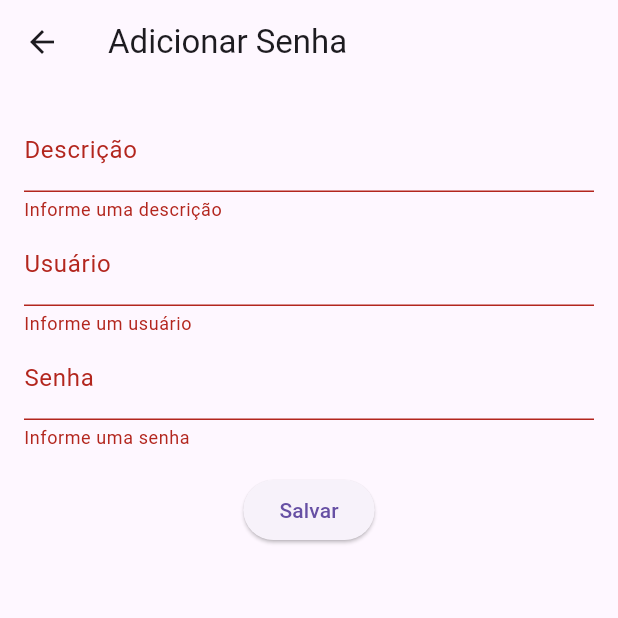
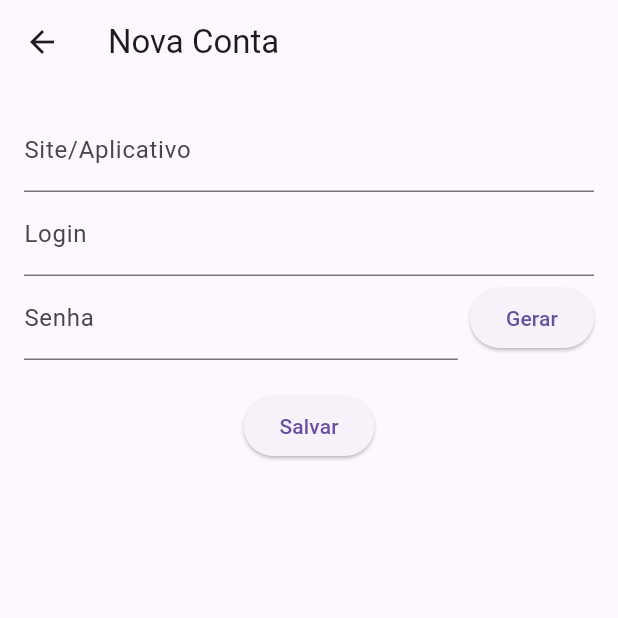
Before and after one commit to diogo-cedran/Aplicacao-Gerenciador-de-Senhas-Final, a Flutter app: the FormularioScreen screen opened by its route, after a tap on "Salvar", on a phone screen of 412 x 824 dp, the top half of it. Run offline on Flutter 3.47's test engine with Material 3 defaults, Android fonts, the phone set to English and light mode, and no system bars; network calls fail.

Commit message:
Trabalho avaliativo final

```diff
--- a/mobile/lib/models/senha_model.dart
+++ b/mobile/lib/models/senha_model.dart
@@ -1,11 +1,11 @@
 class SenhaModel {
-  String? id;
-  String descricao;
-  String usuario;
-  String valor;
+  final String id;
+  final String descricao;
+  final String usuario;
+  final String valor;
 
   SenhaModel({
-    this.id,
+    required this.id,
     required this.descricao,
     required this.usuario,
     required this.valor,
@@ -13,7 +13,7 @@ class SenhaModel {
 
   factory SenhaModel.fromJson(Map<String, dynamic> json) {
     return SenhaModel(
-      id: json['id'] as String?,
+      id: json['id'] as String,
       descricao: json['descricao'] as String,
       usuario: json['usuario'] as String,
       valor: json['valor'] as String,
@@ -28,4 +28,18 @@ class SenhaModel {
       'valor': valor,
     };
   }
+
+  SenhaModel copyWith({
+    String? id,
+    String? descricao,
+    String? usuario,
+    String? valor,
+  }) {
+    return SenhaModel(
+      id: id ?? this.id,
+      descricao: descricao ?? this.descricao,
+      usuario: usuario ?? this.usuario,
+      valor: valor ?? this.valor,
+    );
+  }
 }
--- a/mobile/lib/screens/formulario_screen.dart
+++ b/mobile/lib/screens/formulario_screen.dart
@@ -1,6 +1,7 @@
 import 'package:flutter/material.dart';
 import '../models/senha_model.dart';
 import '../services/api_service.dart';
+import 'dart:math';
 
 class FormularioScreen extends StatefulWidget {
   final SenhaModel? senha;
@@ -12,98 +13,138 @@ class FormularioScreen extends StatefulWidget {
 }
 
 class _FormularioScreenState extends State<FormularioScreen> {
-  final _formKey = GlobalKey<FormState>();
-  final _descricaoController = TextEditingController();
-  final _usuarioController = TextEditingController();
-  final _valorController = TextEditingController();
-  final ApiService apiService = ApiService();
+  final TextEditingController siteController = TextEditingController();
+  final TextEditingController loginController = TextEditingController();
+  final TextEditingController senhaController = TextEditingController();
+  final ApiService _apiService = ApiService();
+  int selectedLength = 8;
 
   @override
   void initState() {
     super.initState();
     if (widget.senha != null) {
-      _descricaoController.text = widget.senha!.descricao;
-      _usuarioController.text = widget.senha!.usuario;
-      _valorController.text = widget.senha!.valor;
+      siteController.text = widget.senha!.descricao;
+      loginController.text = widget.senha!.usuario;
+      senhaController.text = widget.senha!.valor;
     }
   }
 
-  Future<void> _salvarSenha() async {
-    if (_formKey.currentState!.validate()) {
-      final senha = SenhaModel(
-        id: widget.senha?.id ?? '',
-        descricao: _descricaoController.text,
-        usuario: _usuarioController.text,
-        valor: _valorController.text,
-      );
-
-      if (widget.senha == null) {
-        await apiService.addSenha(senha);
-      } else {
-        await apiService.updateSenha(senha);
+  String gerarSenhaAleatoria(int length) {
+    const String characters = 'ABCDEFGHIJKLMNOPQRSTUVWXYZabcdefghijklmnopqrstuvwxyz0123456789';
+    final Random random = Random();
+    return List.generate(length, (index) => characters[random.nextInt(characters.length)]).join();
   }
 
-      Navigator.pop(context, true);
-    }
-  }
-
-  @override
-  void dispose() {
-    _descricaoController.dispose();
-    _usuarioController.dispose();
-    _valorController.dispose();
-    super.dispose();
+  void _showGerarSenhaDialog() {
+    showDialog(
+      context: context,
+      builder: (context) {
+        int localLength = selectedLength;
+        return StatefulBuilder(
+          builder: (context, setState) {
+            return AlertDialog(
+              title: Text("Gerar Senha"),
+              content: Column(
+                mainAxisSize: MainAxisSize.min,
+                children: [
+                  Text("Escolha o número de caracteres:"),
+                  DropdownButton<int>(
+                    value: localLength,
+                    items: List.generate(11, (index) => 6 + index)
+                        .map((value) => DropdownMenuItem(
+                              value: value,
+                              child: Text(value.toString()),
+                            ))
+                        .toList(),
+                    onChanged: (value) {
+                      setState(() {
+                        localLength = value!;
+                      });
+                    },
+                  ),
+                ],
+              ),
+              actions: [
+                TextButton(
+                  child: Text("Cancelar"),
+                  onPressed: () => Navigator.pop(context),
+                ),
+                ElevatedButton(
+                  child: Text("Gerar"),
+                  onPressed: () {
+                    final senhaGerada = gerarSenhaAleatoria(localLength);
+                    setState(() {
+                      selectedLength = localLength;
+                    });
+                    senhaController.text = senhaGerada;
+                    Navigator.pop(context);
+                  },
+                ),
+              ],
+            );
+          },
+        );
+      },
+    );
   }
 
   @override
   Widget build(BuildContext context) {
     return Scaffold(
       appBar: AppBar(
-        title: Text(widget.senha == null ? 'Adicionar Senha' : 'Editar Senha'),
+        title: Text(widget.senha == null ? "Nova Conta" : "Editar Conta"),
       ),
       body: Padding(
         padding: const EdgeInsets.all(16.0),
-        child: Form(
-          key: _formKey,
         child: Column(
           children: [
-              TextFormField(
-                controller: _descricaoController,
-                decoration: const InputDecoration(labelText: 'Descrição'),
-                validator: (value) {
-                  if (value == null || value.isEmpty) {
-                    return 'Informe uma descrição';
-                  }
-                  return null;
-                },
+            TextField(
+              controller: siteController,
+              decoration: InputDecoration(
+                labelText: "Site/Aplicativo",
+                hintText: "Exemplo: www.site.com",
               ),
-              TextFormField(
-                controller: _usuarioController,
-                decoration: const InputDecoration(labelText: 'Usuário'),
-                validator: (value) {
-                  if (value == null || value.isEmpty) {
-                    return 'Informe um usuário';
-                  }
-                  return null;
-                },
             ),
-              TextFormField(
-                controller: _valorController,
-                decoration: const InputDecoration(labelText: 'Senha'),
-                validator: (value) {
-                  if (value == null || value.isEmpty) {
-                    return 'Informe uma senha';
-                  }
-                  return null;
-                },
+            TextField(
+              controller: loginController,
+              decoration: InputDecoration(labelText: "Login"),
             ),
-              const SizedBox(height: 16),
+            Row(
+              children: [
+                Expanded(
+                  child: TextField(
+                    controller: senhaController,
+                    decoration: InputDecoration(labelText: "Senha"),
+                  ),
+                ),
+                SizedBox(width: 8),
                 ElevatedButton(
-                onPressed: _salvarSenha,
-                child: const Text('Salvar'),
+                  onPressed: _showGerarSenhaDialog,
+                  child: Text("Gerar"),
                 ),
               ],
             ),
+            SizedBox(height: 20),
+            ElevatedButton(
+              child: Text("Salvar"),
+              onPressed: () async {
+                final novaSenha = SenhaModel(
+                  id: widget.senha?.id ?? "",
+                  descricao: siteController.text,
+                  usuario: loginController.text,
+                  valor: senhaController.text,
+                );
+
+                if (widget.senha == null) {
+                  await _apiService.createSenha(novaSenha);
+                } else {
+                  await _apiService.updateSenha(novaSenha);
+                }
+
+                Navigator.pop(context);
+              },
+            ),
+          ],
         ),
       ),
     );
--- a/mobile/lib/services/api_service.dart
+++ b/mobile/lib/services/api_service.dart
@@ -8,31 +8,40 @@ class ApiService {
   Future<List<SenhaModel>> getSenhas() async {
     final response = await http.get(Uri.parse(baseUrl));
     if (response.statusCode == 200) {
-      List<dynamic> data = json.decode(response.body);
-      return data.map((item) => SenhaModel.fromJson(item)).toList();
+      final List<dynamic> data = jsonDecode(response.body);
+      return data.map((json) => SenhaModel.fromJson(json)).toList();
     } else {
       throw Exception('Erro ao carregar senhas');
     }
   }
 
-  Future<void> addSenha(SenhaModel senha) async {
-    List<SenhaModel> senhasExistentes = await getSenhas();
-    int novoId = senhasExistentes.isEmpty
-        ? 1
-        : senhasExistentes
-            .map((s) => int.tryParse(s.id ?? '0') ?? 0)
-            .reduce((a, b) => a > b ? a : b) + 1;
+  Future<void> createSenha(SenhaModel senha) async {
+    final response = await http.get(Uri.parse(baseUrl));
+    if (response.statusCode == 200) {
+      final List<dynamic> data = jsonDecode(response.body);
+      final List<SenhaModel> senhasExistentes = data.map((json) => SenhaModel.fromJson(json)).toList();
 
-    senha.id = novoId.toString();
+      // Gera o próximo id com base no maior id existente
+      final int novoId = senhasExistentes.isNotEmpty
+          ? senhasExistentes.map((s) => int.tryParse(s.id) ?? 0).reduce((a, b) => a > b ? a : b) + 1
+          : 1;
 
-    final response = await http.post(
-      Uri.parse(baseUrl),
-      headers: {'Content-Type': 'application/json'},
-      body: json.encode(senha.toJson()),
-    );
+      final novaSenha = senha.copyWith(id: novoId.toString());
+      await http.post(
+        Uri.parse(baseUrl),
+        headers: {'Content-Type': 'application/json'},
+        body: jsonEncode(novaSenha.toJson()),
+      );
+    } else {
+      throw Exception('Erro ao criar senha');
+    }
+  }
 
-    if (response.statusCode != 201) {
-      throw Exception('Erro ao adicionar a senha');
+  Future<void> deleteSenha(String id) async {
+    final url = '$baseUrl/$id';
+    final response = await http.delete(Uri.parse(url));
+    if (response.statusCode != 200) {
+      throw Exception('Erro ao deletar senha');
     }
   }
 
@@ -41,20 +50,10 @@ class ApiService {
     final response = await http.put(
       Uri.parse(url),
       headers: {'Content-Type': 'application/json'},
-      body: json.encode(senha.toJson()),
+      body: jsonEncode(senha.toJson()),
     );
-
     if (response.statusCode != 200) {
-      throw Exception('Erro ao atualizar a senha');
-    }
-  }
-
-  Future<void> deleteSenha(String id) async {
-    final url = '$baseUrl/$id';
-    final response = await http.delete(Uri.parse(url));
-
-    if (response.statusCode != 200) {
-      throw Exception('Erro ao deletar a senha');
+      throw Exception('Erro ao atualizar senha');
     }
   }
 }
```
Also changed, not shown: mobile/lib/components/senha_card.dart (+6 -13 lines), mobile/lib/main.dart (+9 -4 lines), mobile/lib/screens/home_screen.dart (+20 -33 lines), mobile/lib/screens/lista_screen.dart (+26 -52 lines), 1 other file. Lines whose indentation alone changed are shown as unchanged.
